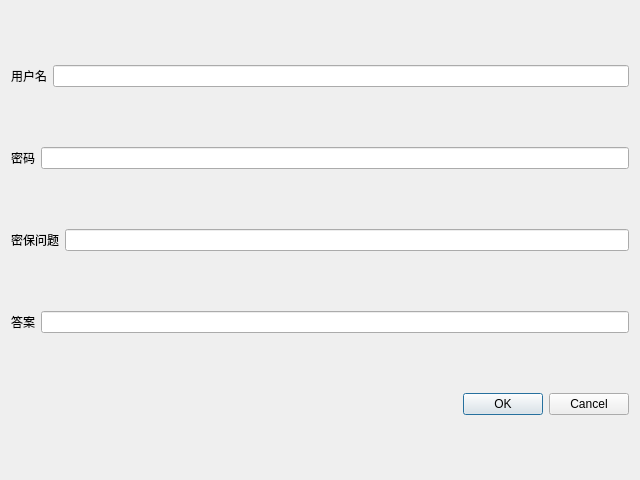
Before: the Qt Designer form CV_Client/src/ui/regisdialog.ui in ZhangShurong/Qt_IM, drawn with Qt 5.
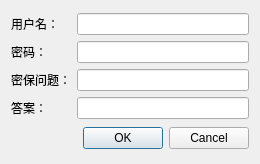
After: the same form once the commit is applied. Icons and pictures are not drawn.

```diff
--- a/CV_Client/src/ui/regisdialog.ui
+++ b/CV_Client/src/ui/regisdialog.ui
@@ -6,71 +6,71 @@
    <rect>
     <x>0</x>
     <y>0</y>
-    <width>640</width>
-    <height>480</height>
+    <width>260</width>
+    <height>164</height>
    </rect>
   </property>
   <property name="windowTitle">
    <string>Dialog</string>
   </property>
+  <property name="windowIcon">
+   <iconset resource="../../rs/rs.qrc">
+    <normaloff>:/images/myappico.ico</normaloff>:/images/myappico.ico</iconset>
+  </property>
+  <layout class="QGridLayout" name="gridLayout">
+   <item row="0" column="0">
+    <layout class="QHBoxLayout" name="horizontalLayout">
+     <item>
   <layout class="QVBoxLayout" name="verticalLayout">
    <item>
-    <layout class="QHBoxLayout" name="horizontalLayout_6">
-     <item>
       <widget class="QLabel" name="label">
        <property name="text">
-        <string>用户名</string>
+          <string>用户名：</string>
        </property>
       </widget>
      </item>
-     <item>
-      <widget class="QLineEdit" name="nameEdit"/>
-     </item>
-    </layout>
-   </item>
-   <item>
-    <layout class="QHBoxLayout" name="horizontalLayout_8">
      <item>
       <widget class="QLabel" name="label_6">
        <property name="text">
-        <string>密码</string>
+          <string>密码：</string>
        </property>
       </widget>
      </item>
-     <item>
-      <widget class="QLineEdit" name="pwdEdit"/>
-     </item>
-    </layout>
-   </item>
-   <item>
-    <layout class="QHBoxLayout" name="horizontalLayout_9">
      <item>
       <widget class="QLabel" name="label_7">
        <property name="text">
-        <string>密保问题</string>
+          <string>密保问题：</string>
        </property>
       </widget>
      </item>
-     <item>
-      <widget class="QLineEdit" name="qusEdit"/>
-     </item>
-    </layout>
-   </item>
-   <item>
-    <layout class="QHBoxLayout" name="horizontalLayout_7">
      <item>
       <widget class="QLabel" name="label_5">
        <property name="text">
-        <string>答案</string>
-       </property>
-      </widget>
+          <string>答案：</string>
+         </property>
+        </widget>
+       </item>
+      </layout>
+     </item>
+     <item>
+      <layout class="QVBoxLayout" name="verticalLayout_2">
+       <item>
+        <widget class="QLineEdit" name="nameEdit"/>
+       </item>
+       <item>
+        <widget class="QLineEdit" name="pwdEdit"/>
+       </item>
+       <item>
+        <widget class="QLineEdit" name="qusEdit"/>
      </item>
      <item>
       <widget class="QLineEdit" name="ansEdit"/>
      </item>
     </layout>
    </item>
-   <item>
+    </layout>
+   </item>
+   <item row="1" column="0">
     <widget class="QDialogButtonBox" name="buttonBox">
      <property name="orientation">
       <enum>Qt::Horizontal</enum>
```
Left out of the diff: 6 changed lines with no effect on the pictures. Lines whose indentation alone changed are shown as unchanged.
